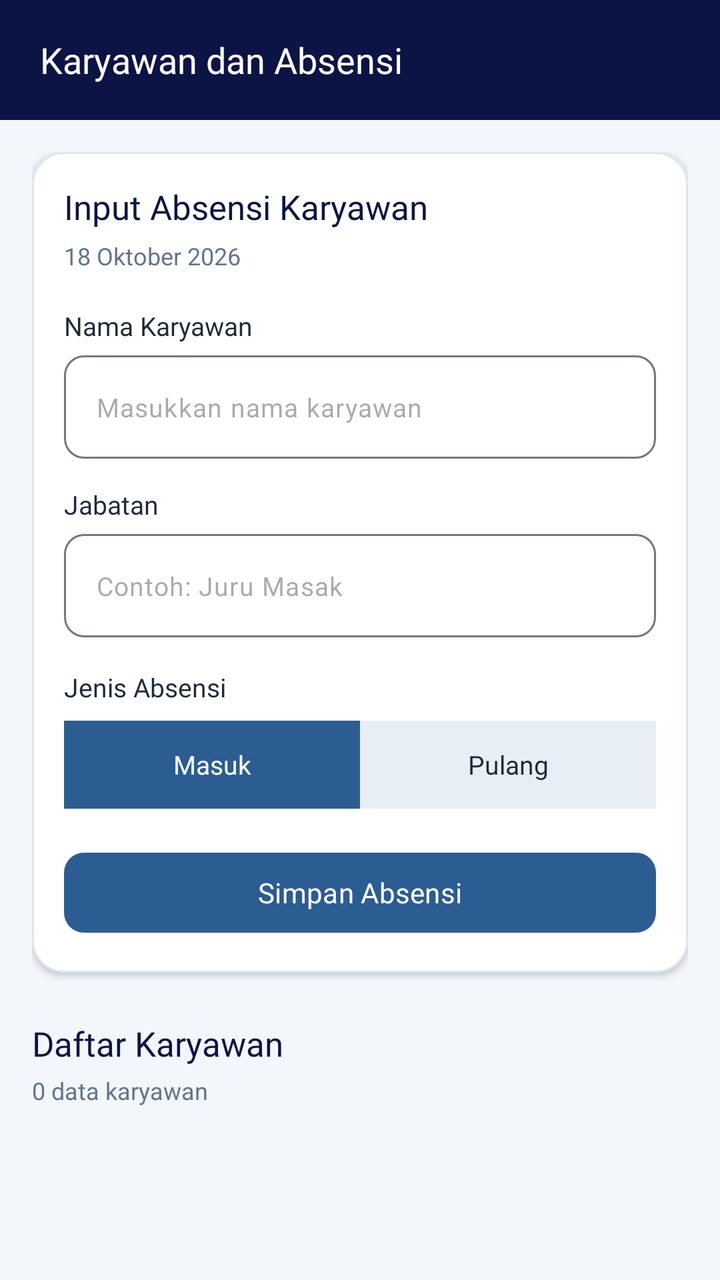
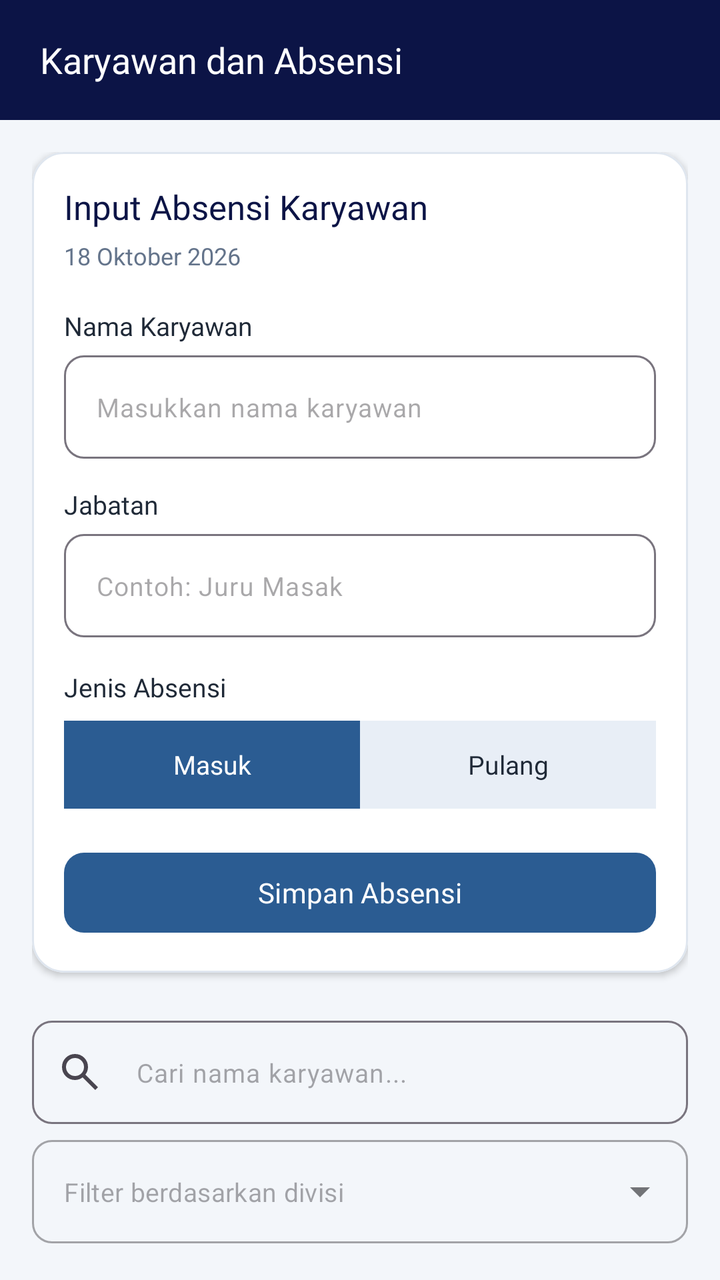

An Android layout rendered at two revisions. The XML below is the earlier revision; the diff shows what the commit changed to produce the second picture.
<!-- AndroidManifest.xml: application theme Theme.JIPLays -->
<!-- res/layout/fragment_karyawan.xml -->
<?xml version="1.0" encoding="utf-8"?>
<androidx.constraintlayout.widget.ConstraintLayout
    xmlns:android="http://schemas.android.com/apk/res/android"
    xmlns:app="http://schemas.android.com/apk/res-auto"
    xmlns:tools="http://schemas.android.com/tools"
    android:layout_width="match_parent"
    android:layout_height="match_parent"
    android:background="#F3F6FA"
    tools:context=".KaryawanFragment">

    <TextView
        android:id="@+id/tvHeader"
        android:layout_width="0dp"
        android:layout_height="60dp"
        android:background="@color/primary_navy"
        android:gravity="center_vertical"
        android:paddingHorizontal="20dp"
        android:text="Karyawan dan Absensi"
        android:textColor="@color/white"
        android:textSize="18sp"
        android:fontFamily="@font/montserrat_bold"
        app:layout_constraintTop_toTopOf="parent"
        app:layout_constraintStart_toStartOf="parent"
        app:layout_constraintEnd_toEndOf="parent"/>

    <androidx.core.widget.NestedScrollView
        android:id="@+id/scrollKaryawan"
        android:layout_width="0dp"
        android:layout_height="0dp"
        android:fillViewport="true"
        android:clipToPadding="false"
        app:layout_constraintTop_toBottomOf="@id/tvHeader"
        app:layout_constraintBottom_toBottomOf="parent"
        app:layout_constraintStart_toStartOf="parent"
        app:layout_constraintEnd_toEndOf="parent">

        <LinearLayout
            android:layout_width="match_parent"
            android:layout_height="wrap_content"
            android:orientation="vertical"
            android:padding="16dp">

            
            <com.google.android.material.card.MaterialCardView
                android:layout_width="match_parent"
                android:layout_height="wrap_content"
                app:cardBackgroundColor="@color/white"
                app:cardCornerRadius="16dp"
                app:cardElevation="2dp"
                app:strokeColor="#DFE6EF"
                app:strokeWidth="1dp">

                <LinearLayout
                    android:layout_width="match_parent"
                    android:layout_height="wrap_content"
                    android:orientation="vertical"
                    android:padding="16dp">

                    <TextView
                        android:layout_width="wrap_content"
                        android:layout_height="wrap_content"
                        android:text="Input Absensi Karyawan"
                        android:textColor="@color/primary_navy"
                        android:textSize="17sp"
                        android:fontFamily="@font/montserrat_bold"/>

                    <TextView
                        android:id="@+id/tvTanggal"
                        android:layout_width="wrap_content"
                        android:layout_height="wrap_content"
                        android:layout_marginTop="5dp"
                        android:text="18 Oktober 2026"
                        android:textColor="#64748B"
                        android:textSize="12sp"/>

                    <TextView
                        android:layout_width="wrap_content"
                        android:layout_height="wrap_content"
                        android:layout_marginTop="18dp"
                        android:text="Nama Karyawan"
                        android:textColor="@color/text_body"
                        android:textSize="13sp"
                        android:fontFamily="@font/montserrat_medium"/>

                    <com.google.android.material.textfield.TextInputLayout
                        android:layout_width="match_parent"
                        android:layout_height="wrap_content"
                        android:layout_marginTop="6dp"
                        app:boxBackgroundMode="outline"
                        app:boxCornerRadiusTopStart="10dp"
                        app:boxCornerRadiusTopEnd="10dp"
                        app:boxCornerRadiusBottomStart="10dp"
                        app:boxCornerRadiusBottomEnd="10dp"
                        app:hintEnabled="false">

                        <com.google.android.material.textfield.TextInputEditText
                            android:id="@+id/etNamaKaryawan"
                            android:layout_width="match_parent"
                            android:layout_height="wrap_content"
                            android:hint="Masukkan nama karyawan"
                            android:inputType="textCapWords"
                            android:textSize="13sp"/>

                    </com.google.android.material.textfield.TextInputLayout>

                    <TextView
                        android:layout_width="wrap_content"
                        android:layout_height="wrap_content"
                        android:layout_marginTop="14dp"
                        android:text="Jabatan"
                        android:textColor="@color/text_body"
                        android:textSize="13sp"
                        android:fontFamily="@font/montserrat_medium"/>

                    <com.google.android.material.textfield.TextInputLayout
                        android:layout_width="match_parent"
                        android:layout_height="wrap_content"
                        android:layout_marginTop="6dp"
                        app:boxBackgroundMode="outline"
                        app:boxCornerRadiusTopStart="10dp"
                        app:boxCornerRadiusTopEnd="10dp"
                        app:boxCornerRadiusBottomStart="10dp"
                        app:boxCornerRadiusBottomEnd="10dp"
                        app:hintEnabled="false">

                        <com.google.android.material.textfield.TextInputEditText
                            android:id="@+id/etJabatan"
                            android:layout_width="match_parent"
                            android:layout_height="wrap_content"
                            android:hint="Contoh: Juru Masak"
                            android:inputType="textCapWords"
                            android:textSize="13sp"/>

                    </com.google.android.material.textfield.TextInputLayout>

                    <TextView
                        android:layout_width="wrap_content"
                        android:layout_height="wrap_content"
                        android:layout_marginTop="16dp"
                        android:text="Jenis Absensi"
                        android:textColor="@color/text_body"
                        android:textSize="13sp"
                        android:fontFamily="@font/montserrat_medium"/>

                    <LinearLayout
                        android:layout_width="match_parent"
                        android:layout_height="44dp"
                        android:layout_marginTop="8dp"
                        android:orientation="horizontal"
                        android:background="#E8EEF6">

                        <TextView
                            android:id="@+id/tabMasuk"
                            android:layout_width="0dp"
                            android:layout_height="match_parent"
                            android:layout_weight="1"
                            android:gravity="center"
                            android:text="Masuk"
                            android:textColor="@color/white"
                            android:textSize="13sp"
                            android:background="@color/primary_blue"
                            android:fontFamily="@font/montserrat_medium"/>

                        <TextView
                            android:id="@+id/tabPulang"
                            android:layout_width="0dp"
                            android:layout_height="match_parent"
                            android:layout_weight="1"
                            android:gravity="center"
                            android:text="Pulang"
                            android:textColor="@color/text_body"
                            android:textSize="13sp"
                            android:fontFamily="@font/montserrat_medium"/>

                    </LinearLayout>

                    <com.google.android.material.button.MaterialButton
                        android:id="@+id/btnSimpan"
                        android:layout_width="match_parent"
                        android:layout_height="48dp"
                        android:layout_marginTop="18dp"
                        android:text="Simpan Absensi"
                        android:textAllCaps="false"
                        android:textSize="14sp"
                        android:fontFamily="@font/montserrat_medium"
                        app:backgroundTint="@color/primary_blue"
                        app:cornerRadius="10dp"/>

                </LinearLayout>
            </com.google.android.material.card.MaterialCardView>

            
            <TextView
                android:layout_width="wrap_content"
                android:layout_height="wrap_content"
                android:layout_marginTop="24dp"
                android:text="Daftar Karyawan"
                android:textColor="@color/primary_navy"
                android:textSize="17sp"
                android:fontFamily="@font/montserrat_bold"/>

            <TextView
                android:id="@+id/tvJumlahKaryawan"
                android:layout_width="wrap_content"
                android:layout_height="wrap_content"
                android:layout_marginTop="4dp"
                android:text="0 data karyawan"
                android:textColor="#64748B"
                android:textSize="12sp"/>

            <LinearLayout
                android:id="@+id/containerKaryawan"
                android:layout_width="match_parent"
                android:layout_height="wrap_content"
                android:layout_marginTop="12dp"
                android:orientation="vertical"/>

        </LinearLayout>
    </androidx.core.widget.NestedScrollView>

</androidx.constraintlayout.widget.ConstraintLayout>
<!-- resources referenced by this layout -->
<resources>
  <color name="primary_blue">#2B5C92</color>
  <color name="primary_navy">#0C1446</color>
  <color name="text_body">#1F2937</color>
  <color name="white">#FFFFFFFF</color>
  <style name="Theme.JIPLays" parent="Base.Theme.JIPLays" />
  <style name="Base.Theme.JIPLays" parent="Theme.Material3.DayNight.NoActionBar">
          
          
      </style>
</resources>

<!-- the commit's change to res/layout/fragment_karyawan.xml (unified diff, before → after) -->
@@ -190,10 +190,58 @@
             </com.google.android.material.card.MaterialCardView>
 
             
+            <LinearLayout
+                android:layout_width="match_parent"
+                android:layout_height="wrap_content"
+                android:layout_marginTop="24dp"
+                android:orientation="vertical">
+
+                <com.google.android.material.textfield.TextInputLayout
+                    android:layout_width="match_parent"
+                    android:layout_height="wrap_content"
+                    app:boxBackgroundMode="outline"
+                    app:boxCornerRadiusTopStart="10dp"
+                    app:boxCornerRadiusTopEnd="10dp"
+                    app:boxCornerRadiusBottomStart="10dp"
+                    app:boxCornerRadiusBottomEnd="10dp"
+                    app:hintEnabled="false"
+                    app:startIconDrawable="@drawable/ic_search">
+
+                    <com.google.android.material.textfield.TextInputEditText
+                        android:id="@+id/etSearchKaryawan"
+                        android:layout_width="match_parent"
+                        android:layout_height="wrap_content"
+                        android:hint="Cari nama karyawan..."
+                        android:inputType="text"
+                        android:textSize="13sp" />
+                </com.google.android.material.textfield.TextInputLayout>
+
+                <com.google.android.material.textfield.TextInputLayout
+                    android:layout_width="match_parent"
+                    android:layout_height="wrap_content"
+                    android:layout_marginTop="8dp"
+                    style="@style/Widget.MaterialComponents.TextInputLayout.OutlinedBox.ExposedDropdownMenu"
+                    app:boxCornerRadiusTopStart="10dp"
+                    app:boxCornerRadiusTopEnd="10dp"
+                    app:boxCornerRadiusBottomStart="10dp"
+                    app:boxCornerRadiusBottomEnd="10dp"
+                    app:hintEnabled="false">
+
+                    <AutoCompleteTextView
+                        android:id="@+id/actFilterDivisi"
+                        android:layout_width="match_parent"
+                        android:layout_height="wrap_content"
+                        android:hint="Filter berdasarkan divisi"
+                        android:inputType="none"
+                        android:textSize="13sp" />
+                </com.google.android.material.textfield.TextInputLayout>
+            </LinearLayout>
+
+            
             <TextView
                 android:layout_width="wrap_content"
                 android:layout_height="wrap_content"
-                android:layout_marginTop="24dp"
+                android:layout_marginTop="16dp"
                 android:text="Daftar Karyawan"
                 android:textColor="@color/primary_navy"
                 android:textSize="17sp"
<!-- resource entries referenced after the edit -->
@@ -4,6 +4,16 @@
   <color name="primary_navy">#0C1446</color>
   <color name="text_body">#1F2937</color>
   <color name="white">#FFFFFFFF</color>
+  <!-- drawable ic_search (drawable) -->
+  <vector xmlns:android="http://schemas.android.com/apk/res/android"
+      android:width="24dp"
+      android:height="24dp"
+      android:viewportWidth="960"
+      android:viewportHeight="960">
+    <path
+        android:pathData="M784,840 L532,588q-30,24 -69,38t-83,14q-109,0 -184.5,-75.5T120,380q0,-109 75.5,-184.5T380,120q109,0 184.5,75.5T640,380q0,44 -14,83t-38,69l252,252 -56,56ZM380,560q75,0 127.5,-52.5T560,380q0,-75 -52.5,-127.5T380,200q-75,0 -127.5,52.5T200,380q0,75 52.5,127.5T380,560Z"
+        android:fillColor="#e3e3e3"/>
+  </vector>
   <style name="Theme.JIPLays" parent="Base.Theme.JIPLays" />
   <style name="Base.Theme.JIPLays" parent="Theme.Material3.DayNight.NoActionBar">
           
